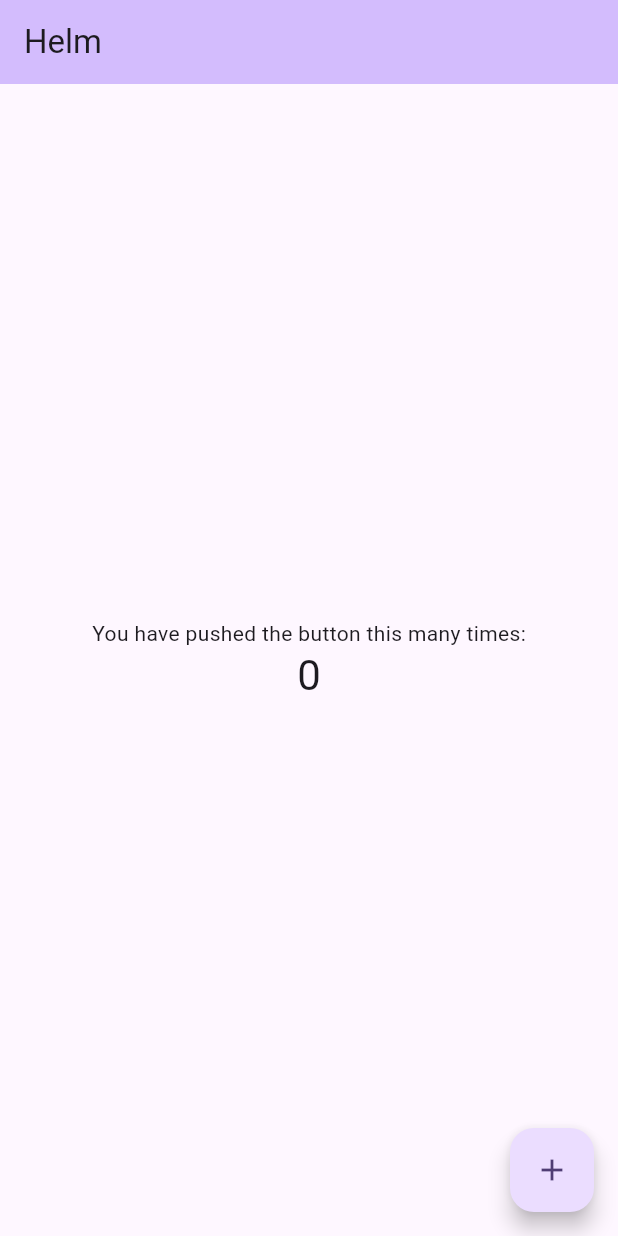
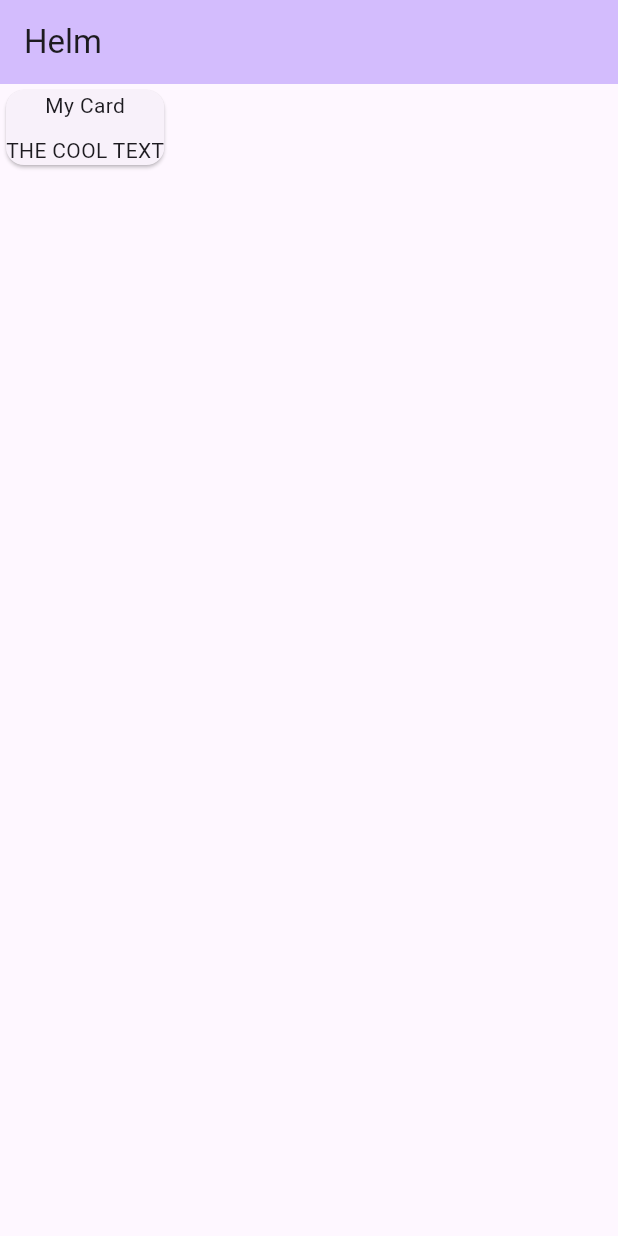
Before and after one commit to FairportRobotics/Helm, a Flutter app: the screen it shows after launch, on a phone screen of 412 x 824 dp. Run offline on Flutter 3.47's test engine with Material 3 defaults, Android fonts, the phone set to English and light mode, and no system bars.

Commit message:
Started Dashboard page

```diff
--- a/lib/main.dart
+++ b/lib/main.dart
@@ -1,3 +1,4 @@
+import 'pages/dashboard.dart';
 import 'package:flutter/material.dart';
 
 void main() {
@@ -30,93 +31,7 @@ class MyApp extends StatelessWidget {
         // tested with just a hot reload.
         colorScheme: ColorScheme.fromSeed(seedColor: Colors.deepPurple),
       ),
-      home: const MyHomePage(title: 'Helm'),
+      home: const Dashboard(),
     );
   }
 }
-
-class MyHomePage extends StatefulWidget {
-  const MyHomePage({super.key, required this.title});
-
-  // This widget is the home page of your application. It is stateful, meaning
-  // that it has a State object (defined below) that contains fields that affect
-  // how it looks.
-
-  // This class is the configuration for the state. It holds the values (in this
-  // case the title) provided by the parent (in this case the App widget) and
-  // used by the build method of the State. Fields in a Widget subclass are
-  // always marked "final".
-
-  final String title;
-
-  @override
-  State<MyHomePage> createState() => _MyHomePageState();
-}
-
-class _MyHomePageState extends State<MyHomePage> {
-  int _counter = 0;
-
-  void _incrementCounter() {
-    setState(() {
-      // This call to setState tells the Flutter framework that something has
-      // changed in this State, which causes it to rerun the build method below
-      // so that the display can reflect the updated values. If we changed
-      // _counter without calling setState(), then the build method would not be
-      // called again, and so nothing would appear to happen.
-      _counter++;
-    });
-  }
-
-  @override
-  Widget build(BuildContext context) {
-    // This method is rerun every time setState is called, for instance as done
-    // by the _incrementCounter method above.
-    //
-    // The Flutter framework has been optimized to make rerunning build methods
-    // fast, so that you can just rebuild anything that needs updating rather
-    // than having to individually change instances of widgets.
-    return Scaffold(
-      appBar: AppBar(
-        // TRY THIS: Try changing the color here to a specific color (to
-        // Colors.amber, perhaps?) and trigger a hot reload to see the AppBar
-        // change color while the other colors stay the same.
-        backgroundColor: Theme.of(context).colorScheme.inversePrimary,
-        // Here we take the value from the MyHomePage object that was created by
-        // the App.build method, and use it to set our appbar title.
-        title: Text(widget.title),
-      ),
-      body: Center(
-        // Center is a layout widget. It takes a single child and positions it
-        // in the middle of the parent.
-        child: Column(
-          // Column is also a layout widget. It takes a list of children and
-          // arranges them vertically. By default, it sizes itself to fit its
-          // children horizontally, and tries to be as tall as its parent.
-          //
-          // Column has various properties to control how it sizes itself and
-          // how it positions its children. Here we use mainAxisAlignment to
-          // center the children vertically; the main axis here is the vertical
-          // axis because Columns are vertical (the cross axis would be
-          // horizontal).
-          //
-          // TRY THIS: Invoke "debug painting" (choose the "Toggle Debug Paint"
-          // action in the IDE, or press "p" in the console), to see the
-          // wireframe for each widget.
-          mainAxisAlignment: MainAxisAlignment.center,
-          children: <Widget>[
-            const Text('You have pushed the button this many times:'),
-            Text(
-              '$_counter',
-              style: Theme.of(context).textTheme.headlineMedium,
-            ),
-          ],
-        ),
-      ),
-      floatingActionButton: FloatingActionButton(
-        onPressed: _incrementCounter,
-        tooltip: 'Increment',
-        child: const Icon(Icons.add),
-      ), // This trailing comma makes auto-formatting nicer for build methods.
-    );
-  }
-}
--- /dev/null
+++ b/lib/pages/dashboard.dart
@@ -0,0 +1,34 @@
+import 'package:flutter/material.dart';
+import '../widgets/text_card.dart';
+
+class Dashboard extends StatelessWidget {
+  const Dashboard({super.key});
+
+  @override
+  Widget build(BuildContext context) {
+    // This method is rerun every time setState is called, for instance as done
+    // by the _incrementCounter method above.
+    //
+    // The Flutter framework has been optimized to make rerunning build methods
+    // fast, so that you can just rebuild anything that needs updating rather
+    // than having to individually change instances of widgets.
+    return Scaffold(
+      appBar: AppBar(
+        // TRY THIS: Try changing the color here to a specific color (to
+        // Colors.amber, perhaps?) and trigger a hot reload to see the AppBar
+        // change color while the other colors stay the same.
+        backgroundColor: Theme.of(context).colorScheme.inversePrimary,
+        // Here we take the value from the MyHomePage object that was created by
+        // the App.build method, and use it to set our appbar title.
+        title: Text("Helm"),
+      ),
+      body: Container(
+        child: Column(
+          children: <Widget> [
+            TextCard(cardTitle: 'My Card')
+          ]
+        )
+      )
+    );
+  }
+}
--- /dev/null
+++ b/lib/widgets/text_card.dart
@@ -0,0 +1,27 @@
+import 'package:flutter/material.dart';
+
+class TextCard extends StatefulWidget{
+  const TextCard({super.key, required this.cardTitle});
+
+  final String cardTitle;
+
+  @override
+  State<TextCard> createState() => _TextCardState();
+}
+
+class _TextCardState extends State<TextCard>{
+
+  @override
+  Widget build(BuildContext context){
+    return Card(
+      child: Column(
+        crossAxisAlignment: CrossAxisAlignment.center,
+        children: <Widget> [
+          Text(widget.cardTitle),
+          SizedBox(width: 100, height: 10),
+          Text("THE COOL TEXT")
+        ]
+      ),
+    );
+  }
+}
```
